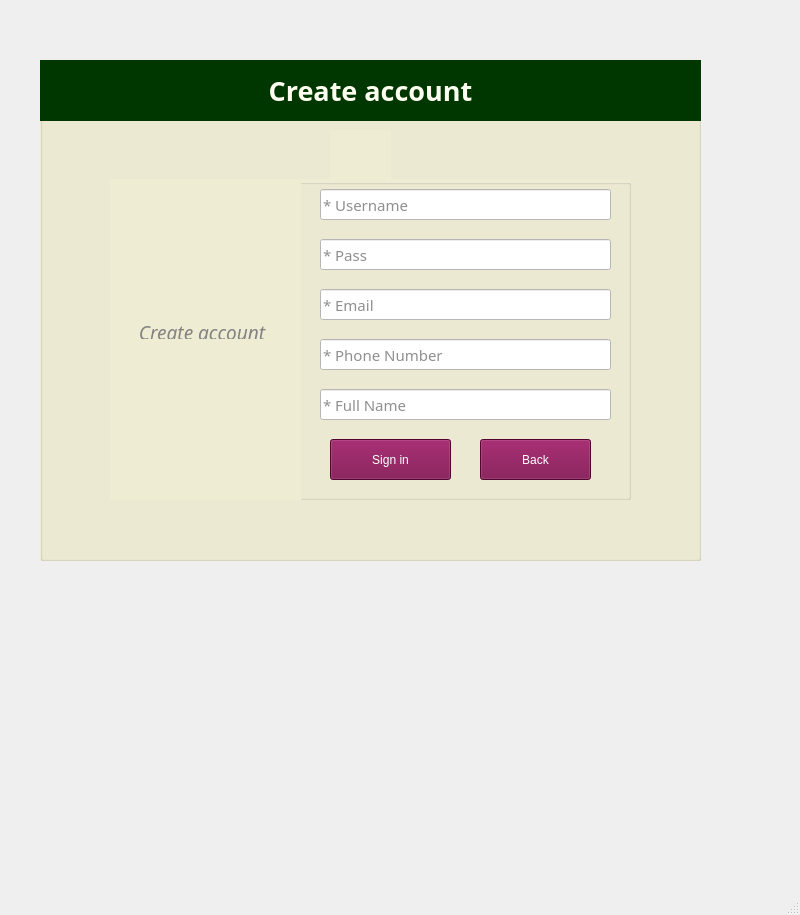
Old version of the form UILogin/Signup.ui in the repository Minhtri-hub/ktlt_final.
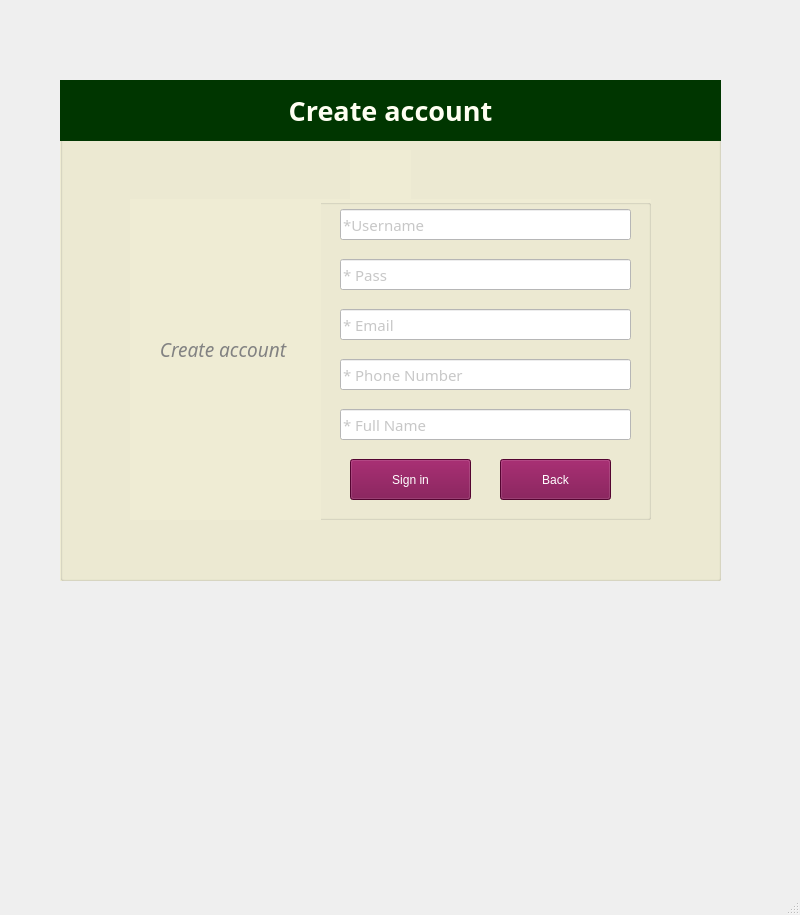
New version of the form. Icons and pictures are not drawn.

The edit to the form file:
```diff
--- a/UILogin/Signup.ui
+++ b/UILogin/Signup.ui
@@ -17,8 +17,8 @@
    <widget class="QGroupBox" name="groupBox">
     <property name="geometry">
      <rect>
-      <x>40</x>
-      <y>60</y>
+      <x>60</x>
+      <y>80</y>
       <width>661</width>
       <height>501</height>
      </rect>
@@ -107,8 +107,17 @@
        <string notr="true">color: rgb(143, 143, 143);
 background-color: rgb(255, 255, 255);</string>
       </property>
+      <property name="inputMask">
+       <string/>
+      </property>
       <property name="text">
-       <string>* Username</string>
+       <string notr="true"/>
+      </property>
+      <property name="echoMode">
+       <enum>QLineEdit::Normal</enum>
+      </property>
+      <property name="placeholderText">
+       <string>*Username</string>
       </property>
      </widget>
      <widget class="QLineEdit" name="lineEditPass">
@@ -131,6 +140,9 @@
 background-color: rgb(255, 255, 255);</string>
       </property>
       <property name="text">
+       <string/>
+      </property>
+      <property name="placeholderText">
        <string>* Pass</string>
       </property>
      </widget>
@@ -154,6 +166,9 @@
 background-color: rgb(255, 255, 255);</string>
       </property>
       <property name="text">
+       <string/>
+      </property>
+      <property name="placeholderText">
        <string>* Email</string>
       </property>
      </widget>
@@ -177,6 +192,9 @@
 background-color: rgb(255, 255, 255);</string>
       </property>
       <property name="text">
+       <string/>
+      </property>
+      <property name="placeholderText">
        <string>* Phone Number</string>
       </property>
      </widget>
@@ -200,6 +218,9 @@
 background-color: rgb(255, 255, 255);</string>
       </property>
       <property name="text">
+       <string/>
+      </property>
+      <property name="placeholderText">
        <string>* Full Name</string>
       </property>
      </widget>
@@ -244,9 +265,9 @@
      <widget class="QLabel" name="label_2">
       <property name="geometry">
        <rect>
-        <x>0</x>
+        <x>-10</x>
         <y>0</y>
-        <width>191</width>
+        <width>201</width>
         <height>321</height>
        </rect>
       </property>
@@ -263,10 +284,10 @@
      <widget class="QLabel" name="label_3">
       <property name="geometry">
        <rect>
-        <x>4</x>
-        <y>140</y>
-        <width>181</width>
-        <height>20</height>
+        <x>10</x>
+        <y>130</y>
+        <width>171</width>
+        <height>41</height>
        </rect>
       </property>
       <property name="font">
```
Left out of the diff: 6 changed lines with no effect on the pictures.
